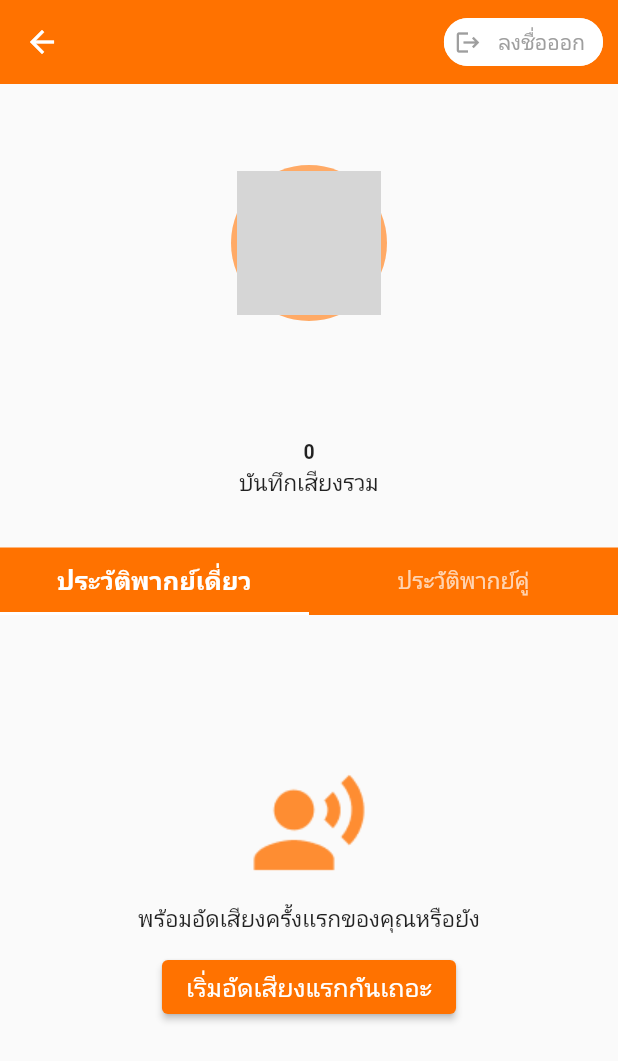
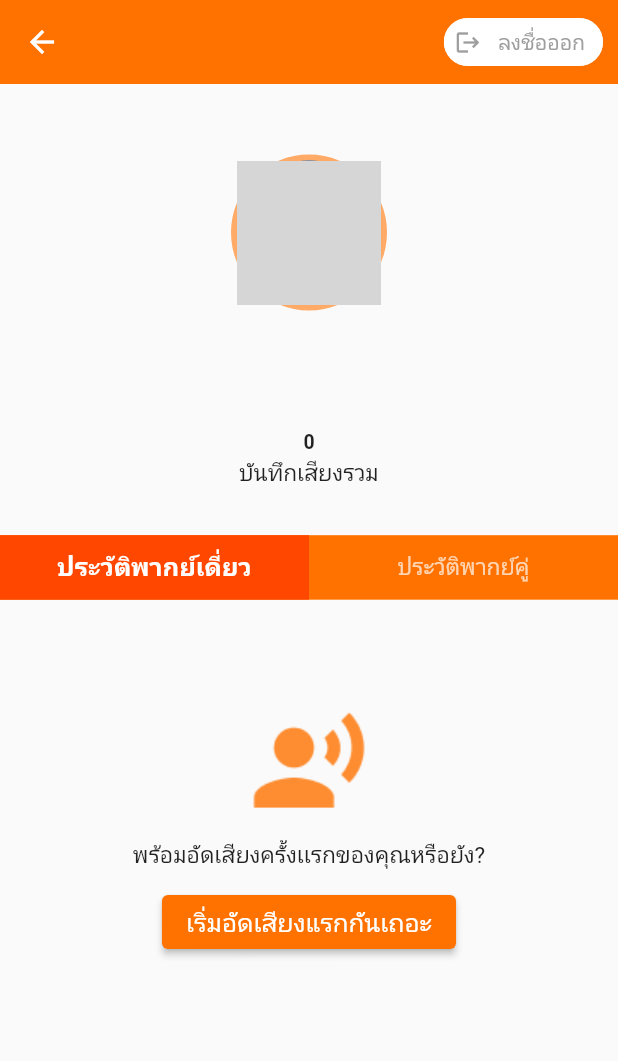
Before and after one commit to Napat-Edu/Overvoice, a Flutter app: the ProfilePage screen opened directly, on a phone screen of 412 x 824 dp. Shown: the top 1061 px of the screen. Run offline on Flutter 3.47's test engine with Material 2 defaults, Android fonts, the phone set to English and light mode, and no system bars; our stand-ins replace audioplayers, cloud_firestore, firebase_auth, firebase_core, firebase_storage, flutter_signin_button and 5 more; missing offline and left inert: dart:ffi, flutter_beep, flutter_sound; accounts and stored records are empty; network calls fail; Roboto replaces fonts that are missing (Prompt); grey boxes are pictures that could not be loaded.

Commit message:
fix bug & more beauty

```diff
--- a/lib/screen/home_page.dart
+++ b/lib/screen/home_page.dart
@@ -60,15 +60,15 @@ class _HomeState extends State<Home> with SingleTickerProviderStateMixin {
           ),
         ),
         Container(
-            height: 45,
+            height: 43,
             color: Color(0xFFFF7200),
             child: TabBar(
                 controller: _tabController,
-                indicatorColor: Colors.white,
                 labelStyle: GoogleFonts.prompt(
                     fontSize: 17, fontWeight: FontWeight.w600),
                 unselectedLabelStyle: GoogleFonts.prompt(
                     fontSize: 15, fontWeight: FontWeight.w500),
+                    indicator: BoxDecoration(color: Color(0xFFFF4700)),
                 tabs: [
                   Tab(
                     text: "แนะนำ",
--- a/lib/screen/profile_page.dart
+++ b/lib/screen/profile_page.dart
@@ -50,7 +50,7 @@ class _ProfilePage extends State<ProfilePage>
         ],
       ),
       body: FutureBuilder<Widget>(
-        future: getData(context),
+        future: getData(context, screenHeight, screenWidth),
         builder: ((BuildContext context, AsyncSnapshot<Widget> snapshot) {
           if (snapshot.hasData) {
             return snapshot.data!;
@@ -59,14 +59,14 @@ class _ProfilePage extends State<ProfilePage>
           return Column(
             children: [
               SizedBox(
-                height: 110,
+                height: screenHeight / 8,
               ),
-              getUserSection(context),
+              getUserSection(context, screenHeight, screenWidth),
               SizedBox(
-                height: 30,
+                height: screenHeight / 29,
               ),
               SizedBox(
-                height: 30,
+                height: screenHeight / 29,
               ),
               Text("กำลังโหลด...", style: GoogleFonts.prompt()),
             ],
@@ -76,7 +76,8 @@ class _ProfilePage extends State<ProfilePage>
     );
   }
 
-  Future<Widget> getData(BuildContext context) async {
+  Future<Widget> getData(
+      BuildContext context, double screenHeight, double screenWidth) async {
     List<ListenDetails> listenListSoloType = [];
     List<ListenDetails> listenListDuoType = [];
     listenListSoloType = await getHistoryData(1);
@@ -86,18 +87,15 @@ class _ProfilePage extends State<ProfilePage>
     return Column(
       children: [
         SizedBox(
-          height: 110,
+          height: screenHeight / 8,
         ),
-        getUserSection(context),
-        SizedBox(
-          height: 25,
-        ),
+        getUserSection(context, screenHeight, screenWidth),
+        SizedBox(height: screenHeight / 29),
         recLike(context, userData),
-        SizedBox(
-          height: 30,
-        ),
+        SizedBox(height: screenHeight / 29),
         buildMiddler(),
-        buildBelow(listenListSoloType, listenListDuoType),
+        buildBelow(
+            listenListSoloType, listenListDuoType, screenHeight, screenWidth),
       ],
     );
   }
@@ -172,15 +170,15 @@ class _ProfilePage extends State<ProfilePage>
         child: Column(
           children: <Widget>[
             Container(
-                height: 45,
+                height: 43,
                 color: Color(0xFFFF7200),
                 child: TabBar(
                     controller: _tabController,
-                    indicatorColor: Colors.white,
                     labelStyle: GoogleFonts.prompt(
                         fontSize: 17, fontWeight: FontWeight.w600),
                     unselectedLabelStyle: GoogleFonts.prompt(
                         fontSize: 15, fontWeight: FontWeight.w500),
+                        indicator: BoxDecoration(color: Color(0xFFFF4700)),
                     tabs: [
                       Tab(
                         text: "ประวัติพากย์เดี่ยว",
@@ -193,34 +191,38 @@ class _ProfilePage extends State<ProfilePage>
         ),
       );
 
-  Widget buildBelow(List<ListenDetails> listenListSoloType,
-          List<ListenDetails> listenListDuoType) =>
+  Widget buildBelow(
+          List<ListenDetails> listenListSoloType,
+          List<ListenDetails> listenListDuoType,
+          double screenHeight,
+          double screenWidth) =>
       Expanded(
         child: TabBarView(
           controller: _tabController,
           children: <Widget>[
-            displayAudioList(listenListSoloType, 1),
-            displayAudioList(listenListDuoType, 2),
+            displayAudioList(listenListSoloType, 1, screenHeight, screenWidth),
+            displayAudioList(listenListDuoType, 2, screenHeight, screenWidth),
           ],
         ),
       );
 
-  displayAudioList(List<ListenDetails> listenList, int audioType) {
+  displayAudioList(List<ListenDetails> listenList, int audioType,
+      double screenHeight, double screenWidth) {
     return Center(
       //child: Text("ประวัติพากย์"),
       child: listenList.isEmpty
           ? Column(
               children: [
                 SizedBox(
-                  height: 100,
+                  height: screenHeight / 12,
                 ),
                 Image.asset("assets/image/Recordvoice.png"),
-                SizedBox(height: 12),
+                SizedBox(height: screenHeight / 74),
                 Text(
-                  'พร้อมอัดเสียงครั้งเเรกของคุณหรือยัง',
+                  'พร้อมอัดเสียงครั้งเเรกของคุณหรือยัง?',
                   style: GoogleFonts.prompt(fontSize: 15),
                 ),
-                SizedBox(height: 12),
+                SizedBox(height: screenHeight / 74),
                 ElevatedButton(
                   style: TextButton.styleFrom(
                     backgroundColor: Color(0xFFFF7200),
@@ -240,8 +242,8 @@ class _ProfilePage extends State<ProfilePage>
               itemCount: listenList.length,
               itemBuilder: (context, index) => ListTile(
                 leading: SizedBox(
-                    width: 55,
-                    height: 55,
+                    width: 53,
+                    height: 53,
                     child: Container(
                       decoration: BoxDecoration(boxShadow: [
                         BoxShadow(color: Color(0xFFFFAA66), blurRadius: 5)
@@ -255,8 +257,8 @@ class _ProfilePage extends State<ProfilePage>
                   setTextByAudioType(index, audioType),
                   style: GoogleFonts.prompt(
                       color: Colors.black,
-                      fontWeight: FontWeight.bold,
-                      fontSize: 18),
+                      fontWeight: FontWeight.w600,
+                      fontSize: 17),
                 ),
                 // like count under content
                 subtitle: Row(
@@ -393,7 +395,8 @@ class _ProfilePage extends State<ProfilePage>
     return docSnapshot.data();
   }
 
-  Widget getUserSection(BuildContext context) {
+  Widget getUserSection(
+      BuildContext context, double screenHeight, double screenWidth) {
     if (FirebaseAuth.instance.currentUser != null) {
       final user = FirebaseAuth.instance.currentUser;
       return Center(
@@ -416,20 +419,20 @@ class _ProfilePage extends State<ProfilePage>
               ),
             ),
             SizedBox(
-              height: 10,
+              height: screenHeight / 89,
             ),
             Text(
               user.displayName ?? "",
               style:
-                  GoogleFonts.prompt(fontSize: 17, fontWeight: FontWeight.w600),
+                  GoogleFonts.prompt(fontSize: 16, fontWeight: FontWeight.w600),
             ),
             SizedBox(
-              height: 5,
+              height: screenHeight / 175,
             ),
             Text(
               user.email ?? "",
               style:
-                  GoogleFonts.prompt(fontSize: 14, fontWeight: FontWeight.w500),
+                  GoogleFonts.prompt(fontSize: 13, fontWeight: FontWeight.w500),
             ),
           ],
         ),
```
